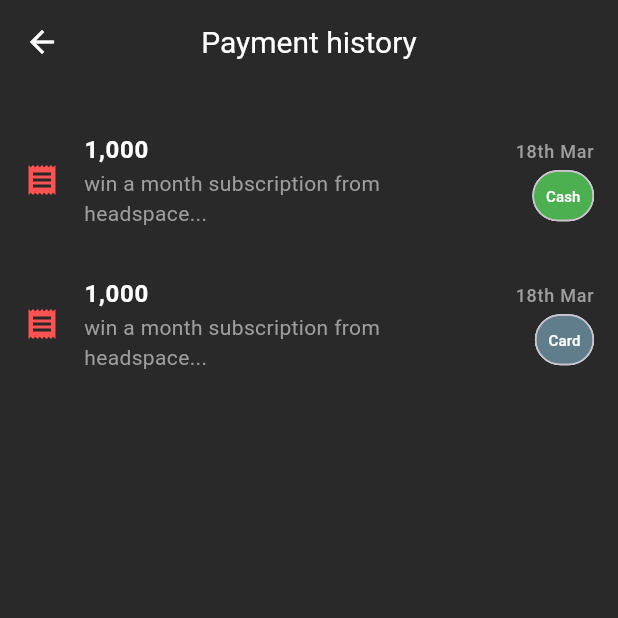
After one commit to KrtiinSharma/nido_app, a Flutter app: the screen it shows after launch, after a tap on "payment history", on a phone screen of 412 x 824 dp, the top half of it. The commit adds this screen. Run offline on Flutter 3.47's test engine with Material 3 defaults, Android fonts, the phone set to English and light mode, and no system bars; network calls fail.

Commit message:
Added payment transaction

```diff
--- a/lib/main.dart
+++ b/lib/main.dart
@@ -1,4 +1,5 @@
 import 'package:flutter/material.dart';
+import 'payment_history.dart';
 
 void main() {
   runApp(const MyApp());
@@ -104,10 +105,11 @@ class DashboardScreen extends StatelessWidget {
             Row(
               mainAxisAlignment: MainAxisAlignment.spaceAround,
               children: [
-                _buildIconOption(Icons.payment, 'payment history'),
-                _buildIconOption(Icons.receipt, 'view invoice'),
-                _buildIconOption(Icons.account_balance, 'bank account'),
-                _buildIconOption(Icons.wallet, 'wallet'),
+                _buildIconOption(context, Icons.payment, 'payment history'),
+                _buildIconOption(context, Icons.receipt, 'view invoice'),
+                _buildIconOption(
+                    context, Icons.account_balance, 'bank account'),
+                _buildIconOption(context, Icons.wallet, 'wallet'),
               ],
             ),
             const SizedBox(height: 16),
@@ -248,13 +250,25 @@ class DashboardScreen extends StatelessWidget {
     );
   }
 
-  Widget _buildIconOption(IconData icon, String label) {
-    return Column(
-      children: [
-        Icon(icon, size: 36, color: Colors.redAccent),
-        const SizedBox(height: 8),
-        Text(label, style: const TextStyle(fontSize: 12, color: Colors.grey)),
-      ],
+  Widget _buildIconOption(BuildContext context, IconData icon, String label) {
+    return GestureDetector(
+      onTap: () {
+        if (label == 'payment history') {
+          Navigator.push(
+            context,
+            MaterialPageRoute(
+                builder: (context) => const PaymentHistoryScreen()),
+          );
+        }
+        // Add more conditions for other labels if needed
+      },
+      child: Column(
+        children: [
+          Icon(icon, size: 36, color: Colors.redAccent),
+          const SizedBox(height: 8),
+          Text(label, style: const TextStyle(fontSize: 12, color: Colors.grey)),
+        ],
+      ),
     );
   }
 
--- /dev/null
+++ b/lib/payment_history.dart
@@ -0,0 +1,90 @@
+import 'package:flutter/material.dart';
+
+class PaymentHistoryScreen extends StatelessWidget {
+  const PaymentHistoryScreen({super.key});
+
+  @override
+  Widget build(BuildContext context) {
+    return Scaffold(
+      backgroundColor: const Color(0xFF292929),
+      appBar: AppBar(
+        backgroundColor: const Color(0xFF292929),
+        elevation: 0,
+        centerTitle: true,
+        title: const Text(
+          'Payment history',
+          style: TextStyle(
+            color: Colors.white,
+            fontSize: 20,
+            fontWeight: FontWeight.w400,
+          ),
+        ),
+        leading: IconButton(
+          icon: const Icon(Icons.arrow_back, color: Colors.white),
+          onPressed: () {
+            Navigator.pop(context);
+          },
+        ),
+      ),
+      body: ListView(
+        padding: const EdgeInsets.all(16.0),
+        children: [
+          _buildPaymentItem('1,000',
+              'win a month subscription from headspace...', '18th Mar', 'Cash'),
+          _buildPaymentItem('1,000',
+              'win a month subscription from headspace...', '18th Mar', 'Card'),
+          // Add more items as needed
+        ],
+      ),
+    );
+  }
+
+  Widget _buildPaymentItem(
+      String amount, String description, String date, String type) {
+    return ListTile(
+      contentPadding: const EdgeInsets.symmetric(vertical: 8.0),
+      leading: const Icon(Icons.receipt, color: Colors.redAccent),
+      title: Text(
+        amount,
+        style: const TextStyle(
+          fontSize: 16,
+          fontWeight: FontWeight.bold,
+          color: Colors.white,
+        ),
+      ),
+      subtitle: Text(
+        description,
+        style: const TextStyle(
+          color: Colors.grey,
+        ),
+      ),
+      trailing: Column(
+        mainAxisSize: MainAxisSize.min,
+        crossAxisAlignment: CrossAxisAlignment.end,
+        children: [
+          Text(
+            date,
+            style: const TextStyle(
+              color: Colors.grey,
+              fontSize: 12,
+            ),
+          ),
+          const SizedBox(height: 4),
+          Chip(
+            label: Text(
+              type,
+              style: const TextStyle(fontSize: 10),
+            ),
+            backgroundColor: type == 'Cash' ? Colors.green : Colors.blueGrey,
+            labelPadding: const EdgeInsets.symmetric(horizontal: 0),
+            labelStyle: const TextStyle(color: Colors.white),
+            materialTapTargetSize: MaterialTapTargetSize.shrinkWrap,
+            shape: RoundedRectangleBorder(
+              borderRadius: BorderRadius.circular(20),
+            ),
+          ),
+        ],
+      ),
+    );
+  }
+}
```
